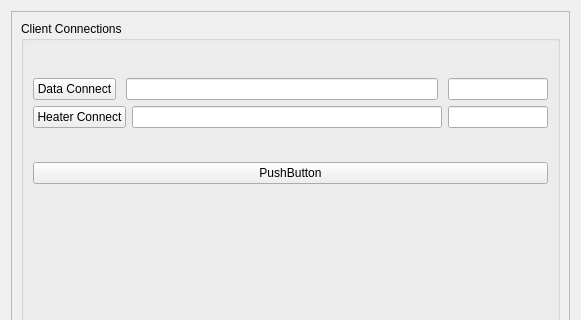
First picture: the form in share/examples/real_time_sensor/UserInterface/SensorDemoPlugin_UIDialog.ui, repository multitudinous/ve-suite, before the edit; both pictures show x 0 to 581 and y 0 to 320 of the 581 by 884 pixel window.
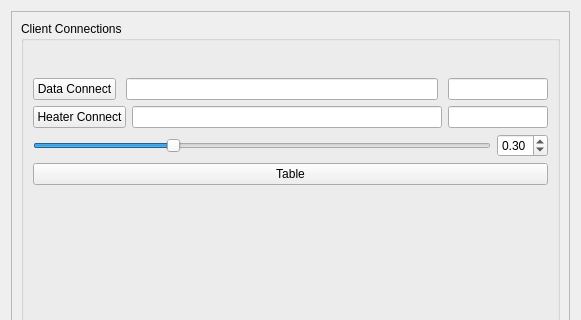
Second picture: the form after the edit.

Commit message: sensor demo updates.

```diff
--- a/share/examples/real_time_sensor/UserInterface/SensorDemoPlugin_UIDialog.ui
+++ b/share/examples/real_time_sensor/UserInterface/SensorDemoPlugin_UIDialog.ui
@@ -97,12 +97,43 @@
               </item>
              </layout>
             </item>
+            <item>
+             <layout class="QHBoxLayout" name="horizontalLayout">
+              <item>
+               <widget class="QSlider" name="m_heaterSlider">
+                <property name="maximum">
+                 <number>100</number>
+                </property>
+                <property name="singleStep">
+                 <number>1</number>
+                </property>
+                <property name="value">
+                 <number>30</number>
+                </property>
+                <property name="orientation">
+                 <enum>Qt::Horizontal</enum>
+                </property>
+               </widget>
+              </item>
+              <item>
+               <widget class="QDoubleSpinBox" name="doubleSpinBox">
+                <property name="maximum">
+                 <double>1.000000000000000</double>
+                </property>
+                <property name="singleStep">
+                 <double>0.100000000000000</double>
+                </property>
+                <property name="value">
+                 <double>0.300000000000000</double>
+                </property>
+               </widget>
+              </item>
            </layout>
           </item>
           <item>
            <widget class="QPushButton" name="m_testTableView">
             <property name="text">
-             <string>PushButton</string>
+               <string>Table</string>
             </property>
            </widget>
           </item>
@@ -121,6 +152,8 @@
              </size>
             </property>
            </spacer>
+            </item>
+           </layout>
           </item>
          </layout>
         </widget>
```
Lines whose indentation alone changed are shown as unchanged. The commit also changes 1 other file.
